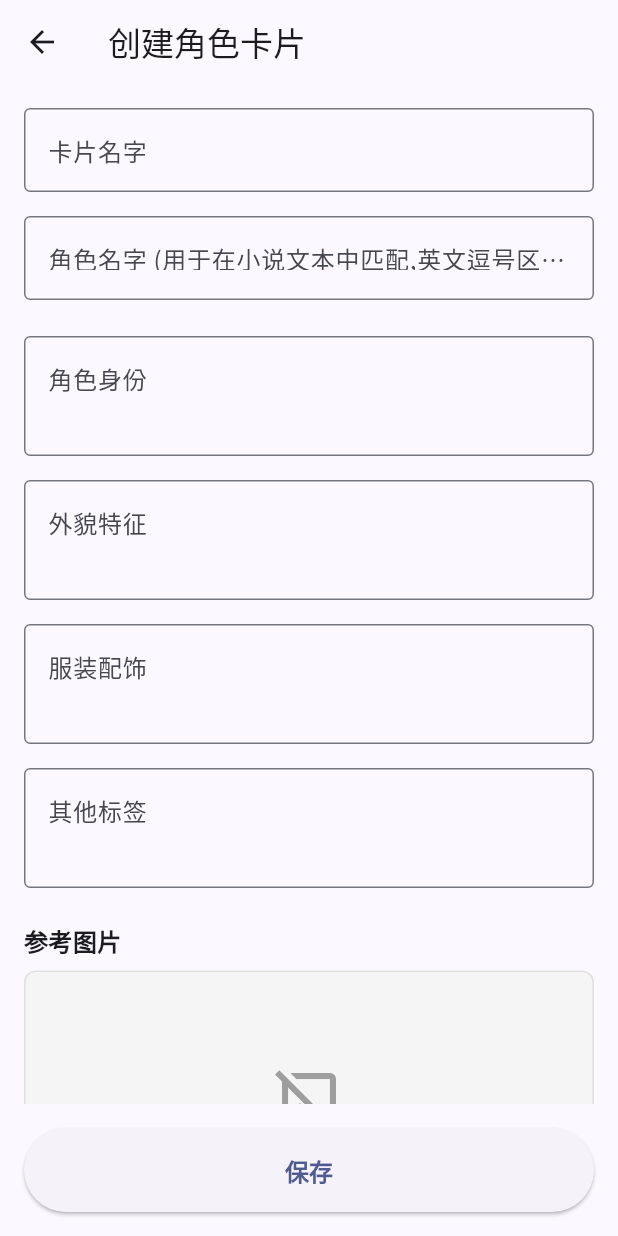
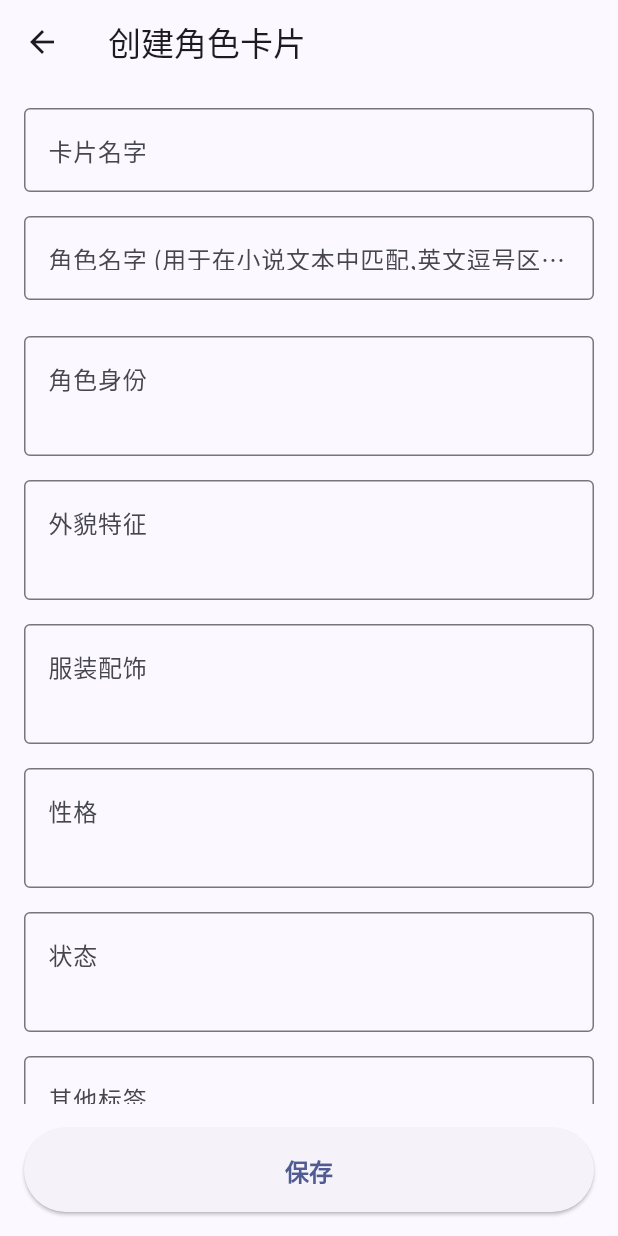
Before and after one commit to NEKOparapa/ReaDreamAI, a Flutter app: the CharacterSettingsPage screen opened directly, after a tap on the "add" icon, on a phone screen of 412 x 824 dp. Run offline on Flutter 3.47's test engine with Material 3 defaults, Android fonts, the phone set to English and light mode, and no system bars; our stand-ins replace file_picker, pool, video_player; missing offline and left inert: desktop_drop, screen_retriever, tiktoken, window_manager; statements that could not run were skipped.

Commit message:
增加写作预设设置，角色卡片增加新字段

```diff
--- a/lib/base/config_service.dart
+++ b/lib/base/config_service.dart
@@ -70,6 +70,8 @@ class ConfigService {
       'drawing_style_tags',
       'drawing_other_tags',
       'drawing_character_cards',
+      'writing_background_cards', // 新增
+      'writing_style_cards',      // 新增
     ];
     // 第一个循环处理所有非列表的默认配置项
     for (final entry in appDefaultConfigs.entries) {
--- a/lib/base/default_configs.dart
+++ b/lib/base/default_configs.dart
@@ -64,9 +64,9 @@ const Map<String, dynamic> appDefaultConfigs = {
   'ai_novel_creation_chapter_count': 2, // 章节数
   'ai_novel_creation_words_per_chapter': 1500, // 每章字数
   'ai_novel_creation_title': '艾瑞多之心', // 小说标题
-  // 背景设定预设内容
+  // 背景设定预设内容 (保留旧字段以兼容可能存在的直接调用)
   'ai_novel_creation_background_setting': '在一个名为“艾瑞多”的奇幻世界，魔法与科技交织共存。古老的巨龙沉睡在浮空山脉之上，而地面的城市则充满了蒸汽驱动的机械和闪烁的霓虹灯。各个种族——精灵、矮人、人类和兽人——在脆弱的和平中维持着微妙的平衡。',
-  // 写作风格预设内容
+  // 写作风格预设内容 (保留旧字段以兼容可能存在的直接调用)
   'ai_novel_creation_writing_style': '采用第三人称有限视角，文笔细腻，注重角色心理活动的描写和环境氛围的渲染。节奏快慢结合，在紧张的动作场面中穿插宁静的思考时刻，语言风格偏向史诗感与诗意。',
   // 主要角色预设内容
   'ai_novel_creation_main_characters': [
@@ -88,6 +88,27 @@ const Map<String, dynamic> appDefaultConfigs = {
       "chapter_summary": "为了解读遗物，莉娜决定前往传说中的浮空山脉寻找答案。在旅途中，她遭遇了机械刺客的追杀，并得到了一位神秘矮人铁匠的帮助。"
     }
   ],
+
+  // --- 写作预设 --- (新增部分)
+  'writing_background_cards': [
+    {
+      'id': 'system_default_background',
+      'name': '预设-艾瑞多世界',
+      'content': '在一个名为“艾瑞多”的奇幻世界，魔法与科技交织共存。古老的巨龙沉睡在浮空山脉之上，而地面的城市则充满了蒸汽驱动的机械和闪烁的霓虹灯。各个种族——精灵、矮人、人类和兽人——在脆弱的和平中维持着微妙的平衡。',
+      'isSystemPreset': true,
+    }
+  ],
+  'active_writing_background_card_id': 'system_default_background',
+
+  'writing_style_cards': [
+    {
+      'id': 'system_default_style',
+      'name': '预设-史诗与诗意',
+      'content': '采用第三人称有限视角，文笔细腻，注重角色心理活动的描写和环境氛围的渲染。节奏快慢结合，在紧张的动作场面中穿插宁静的思考时刻，语言风格偏向史诗感与诗意。',
+      'isSystemPreset': true,
+    }
+  ],
+  'active_writing_style_card_id': 'system_default_style',
 
   // --- 绘图标签设置 ---
   // 绘画风格
@@ -158,6 +179,8 @@ const Map<String, dynamic> appDefaultConfigs = {
       'identity': '1girl, solo, student',
       'appearance': 'long hair, straight hair, black hair, bangs, black eyes, fair skin, beautiful face',
       'clothing': 'school uniform, sailor uniform, blue sailor collar, red necktie, white shirt, blue pleated skirt, black stockings, school shoes',
+      'personality': '文静, 内向', // 新增
+      'status': '', // 新增
       'other': '',
       'referenceImageUrl': null,
       'referenceImagePath': 'assets/character_example/student_girl.png',
@@ -170,6 +193,8 @@ const Map<String, dynamic> appDefaultConfigs = {
       'identity': '1girl, solo, loli',
       'appearance': 'blonde hair, golden hair, twintails, long twintails, big eyes, round eyes, blue eyes, sparkly eyes, blush, cute face, small stature, childlike',
       'clothing': 'frilly dress, white dress, pink ribbons, bow, knee-high socks, mary janes, hair ribbons',
+      'personality': '活泼, 开朗, 天真', // 新增
+      'status': '开心', // 新增
       'other': '',
       'referenceImageUrl': null,
       'referenceImagePath': 'assets/character_example/cute_loli.png',
@@ -182,6 +207,8 @@ const Map<String, dynamic> appDefaultConfigs = {
       'identity': '1girl, solo, catgirl, maid',
       'appearance': 'medium hair, fluffy hair, silver hair, cat ears, cat tail, yellow eyes, slit pupils, cute face',
       'clothing': 'maid outfit, frilly apron, maid headdress, puffy sleeves, black dress, white apron, bell collar, paw gloves',
+      'personality': ' mischievous, loyal', // 新增
+      'status': '', // 新增
       'other': '',
       'referenceImageUrl': null,
       'referenceImagePath': 'assets/character_example/catgirl_mid.png',
--- a/lib/models/character_card_model.dart
+++ b/lib/models/character_card_model.dart
@@ -4,14 +4,16 @@
 /// 角色设定卡片模型
 class CharacterCard {
   final String id;
-  final String name;
-  final String characterName;
-  final String identity;
-  final String appearance;
-  final String clothing;
-  final String other;
-  final String? referenceImageUrl; // 参考图 URL
-  final String? referenceImagePath; // 参考图本地路径
+  final String name; // 卡片名
+  final String characterName; // 角色名, 用于在小说文本中匹配
+  final String identity; // 身份
+  final String appearance; // 外貌
+  final String clothing; // 服装
+  final String personality; // 性格 (新增字段)
+  final String status; // 状态 (新增字段)
+  final String other; // 其他
+  final String? referenceImageUrl; // 网络参考图
+  final String? referenceImagePath; // 本地参考图
   final bool isSystemPreset;
 
   CharacterCard({
@@ -21,6 +23,8 @@ class CharacterCard {
     this.identity = '',
     this.appearance = '',
     this.clothing = '',
+    this.personality = '', // 新增字段
+    this.status = '', // 新增字段
     this.other = '',
     this.referenceImageUrl,
     this.referenceImagePath,
@@ -36,6 +40,8 @@ class CharacterCard {
       identity: json['identity'] ?? '',
       appearance: json['appearance'] ?? '',
       clothing: json['clothing'] ?? '',
+      personality: json['personality'] ?? '', // 新增字段
+      status: json['status'] ?? '',           // 新增字段
       other: json['other'] ?? '',
       referenceImageUrl: json['referenceImageUrl'],
       referenceImagePath: json['referenceImagePath'],
@@ -52,6 +58,8 @@ class CharacterCard {
       'identity': identity,
       'appearance': appearance,
       'clothing': clothing,
+      'personality': personality, // 新增字段
+      'status': status,           // 新增字段
       'other': other,
       'referenceImageUrl': referenceImageUrl,
       'referenceImagePath': referenceImagePath,
--- a/lib/services/prompt_builder/llm_prompt_builder.dart
+++ b/lib/services/prompt_builder/llm_prompt_builder.dart
@@ -35,6 +35,8 @@ class LlmPromptBuilder {
           if (card.identity.isNotEmpty) buffer.writeln('  - 身份: ${card.identity}');
           if (card.appearance.isNotEmpty) buffer.writeln('  - 外貌: ${card.appearance}');
           if (card.clothing.isNotEmpty) buffer.writeln('  - 服装: ${card.clothing}');
+          if (card.personality.isNotEmpty) buffer.writeln('  - 性格: ${card.personality}'); // 新增
+          if (card.status.isNotEmpty) buffer.writeln('  - 状态: ${card.status}');           // 新增
           if (card.other.isNotEmpty) buffer.writeln('  - 其他: ${card.other}');
         }
       }
@@ -111,6 +113,8 @@ class LlmPromptBuilder {
             if (card.identity.isNotEmpty) buffer.writeln('  - 身份: ${card.identity}');
             if (card.appearance.isNotEmpty) buffer.writeln('  - 外貌: ${card.appearance}');
             if (card.clothing.isNotEmpty) buffer.writeln('  - 服装: ${card.clothing}');
+            if (card.personality.isNotEmpty) buffer.writeln('  - 性格: ${card.personality}'); // 新增
+            if (card.status.isNotEmpty) buffer.writeln('  - 状态: ${card.status}');           // 新增
             if (card.other.isNotEmpty) buffer.writeln('  - 其他: ${card.other}');
          }
       }
--- a/lib/services/task_executor/character_extractor.dart
+++ b/lib/services/task_executor/character_extractor.dart
@@ -68,7 +68,9 @@ class CharacterExtractor {
    - 身份（性别、年龄、职业、社会地位等）
    - 外貌特征（发型、发色、眼睛、身高、体型等）
    - 服装配饰（衣服、饰品、装备等）
-   - 其他特征（性格、特殊能力、标志性动作等）
+   - 性格（冷静、活泼、傲娇等内在特质）
+   - 状态（当前情绪、身体状况，如开心、受伤、疲惫等）
+   - 其他特征（特殊能力、标志性动作等）
 3. 所有描述使用中文
 4. 使用具体、视觉化的语言描述
 5. 每个字段的描述要简洁但准确''';
@@ -82,7 +84,9 @@ Requirements:
    - Identity (gender, age, occupation, social status, etc.)
    - Appearance (hairstyle, hair color, eyes, height, body type, etc.)
    - Clothing & Accessories (clothes, accessories, equipment, etc.)
-   - Other features (personality, special abilities, signature moves, etc.)
+   - Personality (inherent traits like calm, cheerful, tsundere, etc.)
+   - Status (current emotion or physical condition, e.g., happy, injured, tired, etc.)
+   - Other features (special abilities, signature moves, etc.)
 3. All descriptions should be in English
 4. Use specific, visual language for descriptions
 5. Keep descriptions concise but accurate''';
@@ -117,6 +121,8 @@ $outputFormatLabel
     "identity": "身份描述",
     "appearance": "外貌描述",
     "clothing": "服装描述",
+    "personality": "性格描述",
+    "status": "状态描述",
     "other": "其他特征"
   }
 ]
@@ -151,6 +157,8 @@ $outputFormatLabel
           identity: json['identity'] ?? '',
           appearance: json['appearance'] ?? '',
           clothing: json['clothing'] ?? '',
+          personality: json['personality'] ?? '', // 新增
+          status: json['status'] ?? '',           // 新增
           other: json['other'] ?? '',
           isSystemPreset: false,
         );
--- a/lib/ui/settings/drawing_tags/character_extraction_dialog.dart
+++ b/lib/ui/settings/drawing_tags/character_extraction_dialog.dart
@@ -120,6 +120,10 @@ class _CharacterExtractionDialogState extends State<CharacterExtractionDialog> {
                         _buildInfoRow('外貌', character.appearance),
                       if (character.clothing.isNotEmpty)
                         _buildInfoRow('服装', character.clothing),
+                      if (character.personality.isNotEmpty) // 新增
+                        _buildInfoRow('性格', character.personality), // 新增
+                      if (character.status.isNotEmpty) // 新增
+                        _buildInfoRow('状态', character.status), // 新增
                       if (character.other.isNotEmpty)
                         _buildInfoRow('其他', character.other),
                     ],
--- a/lib/ui/settings/drawing_tags/character_settings_page.dart
+++ b/lib/ui/settings/drawing_tags/character_settings_page.dart
@@ -156,6 +156,8 @@ class _CharacterSettingsPageState extends State<CharacterSettingsPage> {
             if (card.identity.isNotEmpty) card.identity,
             if (card.appearance.isNotEmpty) card.appearance,
             if (card.clothing.isNotEmpty) card.clothing,
+            if (card.personality.isNotEmpty) card.personality, // 新增
+            if (card.status.isNotEmpty) card.status,           // 新增
             if (card.other.isNotEmpty) card.other,
           ].join(', ');
 
--- a/lib/ui/settings/drawing_tags/edit_character_card_page.dart
+++ b/lib/ui/settings/drawing_tags/edit_character_card_page.dart
@@ -24,6 +24,8 @@ class _EditCharacterCardPageState extends State<EditCharacterCardPage> {
   late TextEditingController _identityController;
   late TextEditingController _appearanceController;
   late TextEditingController _clothingController;
+  late TextEditingController _personalityController; // 新增
+  late TextEditingController _statusController;      // 新增
   late TextEditingController _otherController;
   late TextEditingController _referenceImageUrlController;
   String? _referenceImagePath;
@@ -36,6 +38,8 @@ class _EditCharacterCardPageState extends State<EditCharacterCardPage> {
     _identityController = TextEditingController(text: widget.card?.identity ?? '');
     _appearanceController = TextEditingController(text: widget.card?.appearance ?? '');
     _clothingController = TextEditingController(text: widget.card?.clothing ?? '');
+    _personalityController = TextEditingController(text: widget.card?.personality ?? ''); // 新增
+    _statusController = TextEditingController(text: widget.card?.status ?? '');           // 新增
     _otherController = TextEditingController(text: widget.card?.other ?? '');
     _referenceImageUrlController = TextEditingController(text: widget.card?.referenceImageUrl ?? '');
     _referenceImagePath = widget.card?.referenceImagePath;
@@ -48,6 +52,8 @@ class _EditCharacterCardPageState extends State<EditCharacterCardPage> {
     _identityController.dispose();
     _appearanceController.dispose();
     _clothingController.dispose();
+    _personalityController.dispose(); // 新增
+    _statusController.dispose();      // 新增
     _otherController.dispose();
     _referenceImageUrlController.dispose();
     super.dispose();
@@ -94,6 +100,8 @@ class _EditCharacterCardPageState extends State<EditCharacterCardPage> {
         identity: _identityController.text,
         appearance: _appearanceController.text,
         clothing: _clothingController.text,
+        personality: _personalityController.text, // 新增
+        status: _statusController.text,           // 新增
         other: _otherController.text,
         referenceImageUrl: imageUrl.isNotEmpty ? imageUrl : null,
         referenceImagePath: imagePath,
@@ -197,6 +205,10 @@ class _EditCharacterCardPageState extends State<EditCharacterCardPage> {
               const SizedBox(height: 16),
               _buildTextField(_clothingController, '服装配饰'),
               const SizedBox(height: 16),
+              _buildTextField(_personalityController, '性格'), // 新增
+              const SizedBox(height: 16),
+              _buildTextField(_statusController, '状态'), // 新增
+              const SizedBox(height: 16),
               _buildTextField(_otherController, '其他标签'),
               const SizedBox(height: 24),
               const Text('参考图片', style: TextStyle(fontSize: 16, fontWeight: FontWeight.bold)),
--- a/lib/ui/settings/drawing_tags_settings_page.dart
+++ b/lib/ui/settings/drawing_tags_settings_page.dart
@@ -3,7 +3,6 @@
 import 'package:flutter/material.dart';
 import 'widgets/setting_entry_card.dart';
 import 'drawing_tags/tag_category_page.dart';
-import 'drawing_tags/character_settings_page.dart';
 import 'drawing_tags/drawing_style_page.dart';
 import 'prompt_settings/prompt_settings_page.dart';
 
@@ -14,21 +13,11 @@ class DrawingTagsSettingsPage extends StatelessWidget {
   Widget build(BuildContext context) {
     return Scaffold(
       appBar: AppBar(
-        title: const Text('绘图预设'),
+        title: const Text('绘画预设'),
       ),
       body: ListView(
         padding: const EdgeInsets.only(top: 8.0),
         children: [
-          SettingEntryCard(
-            icon: Icons.person_outline,
-            title: '角色设定',
-            onTap: () {
-              Navigator.push(
-                context,
-                MaterialPageRoute(builder: (context) => const CharacterSettingsPage()),
-              );
-            },
-          ),
           SettingEntryCard(
             icon: Icons.style_outlined,
             title: '绘画风格',
```
Also changed, not shown: lib/ui/settings/settings_page.dart (+27 -2 lines), lib/ui/settings/writing_presets_settings_page.dart (added, +55 -0 lines).
